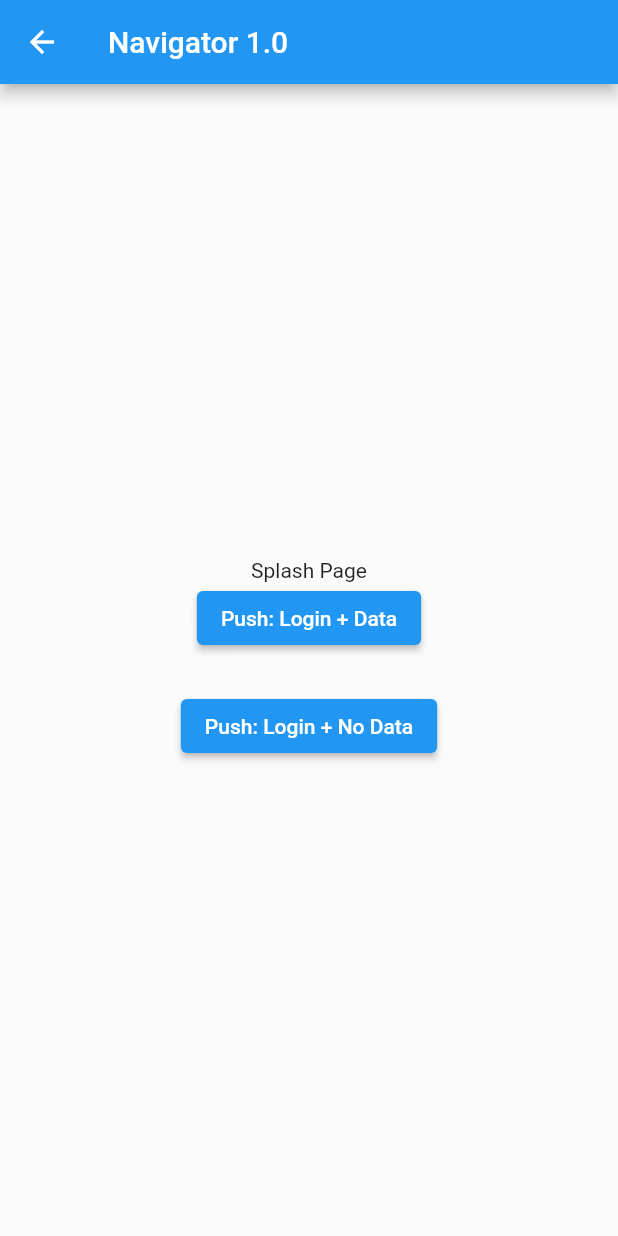
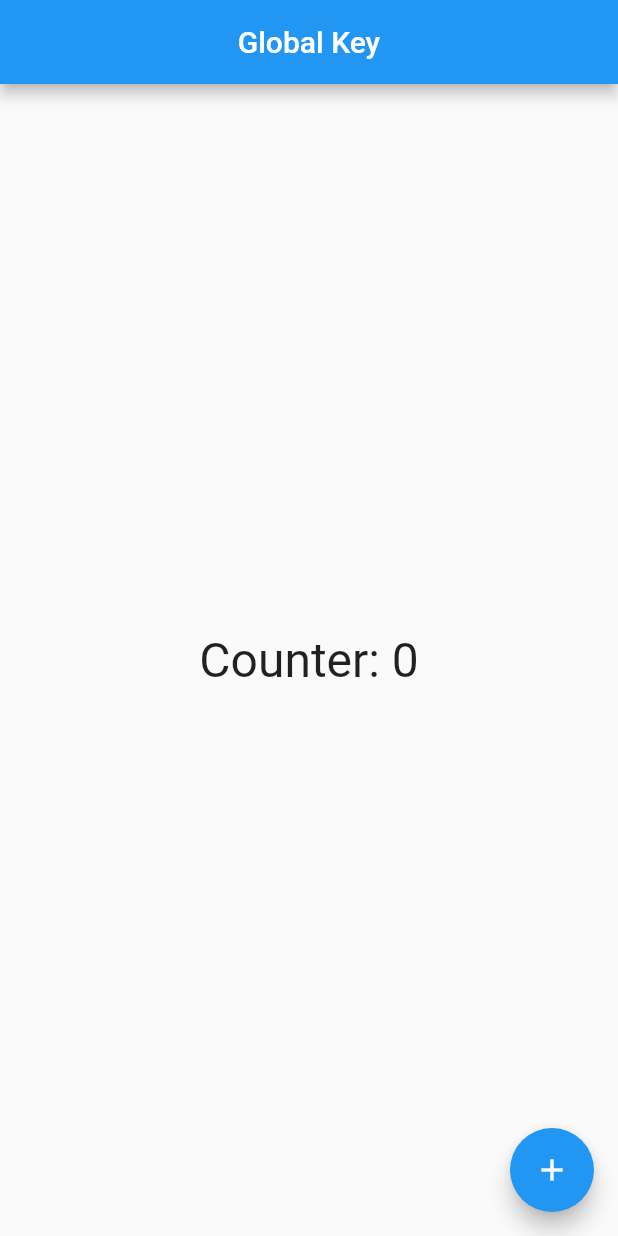
Before and after one commit to MuhammadMehediMNCS/my-advanced-work, a Flutter app: the screen it shows after launch, on a phone screen of 412 x 824 dp. Run offline on Flutter 3.47's test engine with Material 2 defaults, Android fonts, the phone set to English and light mode, and no system bars; our stand-ins replace image_picker, math_expressions, shared_preferences, smooth_page_indicator.

Commit message:
flutter_keys & another folder added

```diff
--- a/lib/copy_selectable_text.dart
+++ b/lib/copy_selectable_text.dart
@@ -40,7 +40,7 @@ class _CopySTextState extends State<CopySText> {
         child: SelectableText(
           '',
           style: const TextStyle(fontSize: 24),
-          toolbarOptions: ToolbarOptions(
+          toolbarOptions: const ToolbarOptions(
             copy: true,
             // cut: true,
             // selectAll: true,
--- a/lib/dot_indicator_design/buildPage_1.dart
+++ b/lib/dot_indicator_design/buildPage_1.dart
@@ -15,16 +15,17 @@ class _PageOneState extends State<PageOne> {
   Widget build(BuildContext context) {
     return Scaffold(
       appBar: AppBar(
-        title: Text('Home Page'),
+        title: const Text('Home Page'),
         actions: [
           IconButton(
             onPressed: () async {
               final prefs = await SharedPreferences.getInstance();
               prefs.setBool('showHome', false);
 
-              Navigator.of(context).pushReplacement(MaterialPageRoute(builder: (context) => OnBScreen(title: 'title')));
+              // ignore: use_build_context_synchronously
+              Navigator.of(context).pushReplacement(MaterialPageRoute(builder: (context) => const OnBScreen(title: 'title')));
             },
-            icon: Icon(Icons.logout)
+            icon: const Icon(Icons.logout)
           )
         ],
       ),
--- a/lib/dot_indicator_design/dot_indicator.dart
+++ b/lib/dot_indicator_design/dot_indicator.dart
@@ -55,7 +55,7 @@ class _packageIndicatorState extends State<packageIndicator> {
               ],
             ),
           ),
-          Container(
+          SizedBox(
             height: 10,
             child: SmoothPageIndicator(
               controller: controller,
--- a/lib/dot_indicator_design/on_bording_dot.dart
+++ b/lib/dot_indicator_design/on_bording_dot.dart
@@ -202,6 +202,7 @@ class _OnBScreenState extends State<OnBScreen> {
             final prefs = await SharedPreferences.getInstance();
             prefs.setBool('showHome', true);
 
+            // ignore: use_build_context_synchronously
             Navigator.pushReplacement(context,
             MaterialPageRoute(builder: (context) => PageOne()));
           },
--- /dev/null
+++ b/lib/expandable_list/basic_tile.dart
@@ -0,0 +1,63 @@
+class BasicTile {
+  final String title;
+  final List<BasicTile> tiles;
+
+  const BasicTile({
+    required this.title,
+    this.tiles = const []
+  });
+}
+
+final basicTile = <BasicTile>[
+  const BasicTile(
+    title: 'Fruits',
+    tiles: [
+      BasicTile(title: 'Apple'),
+      BasicTile(title: 'Banana'),
+      BasicTile(title: 'Orange'),
+      BasicTile(title: 'Watermelon')
+    ]
+  ),
+  const BasicTile(
+    title: 'Continent',
+    tiles: [
+      BasicTile(
+        title: 'Asia',
+        tiles: [
+          BasicTile(title: 'Bangladesh'),
+          BasicTile(title: 'India'),
+          BasicTile(title: 'Pakistan'),
+          BasicTile(title: 'Afghanistan'),
+          BasicTile(title: 'Iran')
+        ]
+      ),
+      BasicTile(
+        title: 'Europe',
+        tiles: [
+          BasicTile(title: 'Germany'),
+          BasicTile(title: 'Italia'),
+          BasicTile(title: 'France'),
+          BasicTile(title: 'Spain')
+        ]
+      ),
+      BasicTile(
+        title: 'Africa',
+        tiles: [
+          BasicTile(title: 'Misor'),
+          BasicTile(title: 'Morocco'),
+          BasicTile(title: 'South Africa'),
+          BasicTile(title: 'Ghana')
+        ]
+      ),
+      BasicTile(
+        title: 'America',
+        tiles: [
+          BasicTile(title: 'Canada'),
+          BasicTile(title: 'Mexico'),
+          BasicTile(title: 'Granada'),
+          BasicTile(title: 'Jamaika')
+        ]
+      )
+    ]
+  )
+];
--- /dev/null
+++ b/lib/flutter_keys/global_key.dart
@@ -0,0 +1,52 @@
+import 'package:flutter/material.dart';
+
+class BasicKey extends StatelessWidget {
+  final keyConter = GlobalKey<_CounterWidgetState>();
+
+  @override
+  Widget build(BuildContext context) {
+    return MaterialApp(
+      debugShowCheckedModeBanner: false,
+      home: Scaffold(
+        appBar: AppBar(
+          title: const Text('Global Key'),
+          centerTitle: true,
+        ),
+        body: Center(
+          child: CounterWidget(key: keyConter)
+        ),
+        floatingActionButton: FloatingActionButton(
+          child: const Icon(Icons.add),
+          onPressed: () {
+            final state = keyConter.currentState!;
+
+            state.increment();
+
+            print(state.counter);
+          }
+        ),
+      )
+    );
+  }
+}
+
+class CounterWidget extends StatefulWidget {
+  const CounterWidget({Key? key}) : super(key: key);
+
+  @override
+  State<CounterWidget> createState() => _CounterWidgetState();
+}
+
+class _CounterWidgetState extends State<CounterWidget> {
+  int counter = 0;
+
+  void increment() => setState(() {
+    counter += 5;
+  });
+
+  @override
+  Widget build(BuildContext context) => Text(
+    'Counter: $counter',
+    style: const TextStyle(fontSize: 32),
+  );
+}
--- a/lib/flutter_nav_and_route/home_page.dart
+++ b/lib/flutter_nav_and_route/home_page.dart
@@ -13,7 +13,7 @@ class HomePage extends StatelessWidget {
   @override
   Widget build(BuildContext context) => Scaffold(
     appBar: AppBar(
-      title: Text(Routes.title),
+      title: const Text(Routes.title),
       actions: [
         IconButton(
           onPressed: () async {
@@ -22,7 +22,7 @@ class HomePage extends StatelessWidget {
 
             Navigator.of(context).pushReplacement(MaterialPageRoute(builder: (context) => OnBScreen(title: 'title')));
           },
-          icon: Icon(Icons.logout)
+          icon: const Icon(Icons.logout)
         )
       ],
     ),
--- a/lib/flutter_nav_and_route/spalsh_page.dart
+++ b/lib/flutter_nav_and_route/spalsh_page.dart
@@ -9,11 +9,13 @@ class SplashPage extends StatelessWidget {
 
   final scaffoldKey = GlobalKey<ScaffoldState>();
 
+  SplashPage({super.key});
+
   @override
   Widget build(BuildContext context) => Scaffold(
     key: scaffoldKey,
     appBar: AppBar(
-      title: Text(Routes.title),
+      title: const Text(Routes.title),
     ),
     body: Center(
       child: Column(
--- a/lib/flutter_navigation_and_route/custom_first_page.dart
+++ b/lib/flutter_navigation_and_route/custom_first_page.dart
@@ -3,8 +3,8 @@ import 'package:some_advanced/flutter_navigation_and_route/second_page.dart';
 import 'custom_button.dart';
 import 'custom_page_route.dart';
 
-class First_Page extends StatelessWidget {
-  const First_Page({Key? key}) : super(key: key);
+class FirstPage extends StatelessWidget {
+  const FirstPage({Key? key}) : super(key: key);
 
   @override
   Widget build(BuildContext context) {
@@ -29,7 +29,7 @@ class First_Page extends StatelessWidget {
       case '/first':
       default:
         return MaterialPageRoute(
-          builder: (context) => const First_Page(),
+          builder: (context) => const FirstPage(),
           settings: settings
         );
     }
--- a/lib/flutter_navigation_and_route/first_page.dart
+++ b/lib/flutter_navigation_and_route/first_page.dart
@@ -2,26 +2,26 @@ import 'package:flutter/material.dart';
 import 'package:some_advanced/flutter_navigation_and_route/second_page.dart';
 import 'package:some_advanced/flutter_navigation_and_route/ten_page.dart';
 
-class Navigation_widget extends StatelessWidget {
-  const Navigation_widget({Key? key}) : super(key: key);
+class NavigationWidget extends StatelessWidget {
+  const NavigationWidget({Key? key}) : super(key: key);
 
   @override
   Widget build(BuildContext context) {
     return const MaterialApp(
       debugShowCheckedModeBanner: false,
-      home: Route_wid(),
+      home: RouteWid(),
     );
   }
 }
 
-class Route_wid extends StatefulWidget {
-  const Route_wid({Key? key}) : super(key: key);
+class RouteWid extends StatefulWidget {
+  const RouteWid({Key? key}) : super(key: key);
 
   @override
-  State<Route_wid> createState() => _Route_widState();
+  State<RouteWid> createState() => _RouteWidState();
 }
 
-class _Route_widState extends State<Route_wid> {
+class _RouteWidState extends State<RouteWid> {
   @override
   Widget build(BuildContext context) => Scaffold(
     appBar: AppBar(
--- a/lib/gallery_or_camera.dart
+++ b/lib/gallery_or_camera.dart
@@ -9,7 +9,7 @@ class GalleryOrCamera extends StatelessWidget {
 
   @override
   Widget build(BuildContext context) {
-    return MaterialApp(
+    return const MaterialApp(
       debugShowCheckedModeBanner: false,
       home: ImagePickDesign(),
     );
--- a/lib/main.dart
+++ b/lib/main.dart
@@ -4,6 +4,7 @@ import 'package:some_advanced/bottom_sheet_2.dart';
 import 'package:some_advanced/check_box.dart';
 import 'package:some_advanced/copy_selectable_text.dart';
 import 'package:some_advanced/dot_indicator_design/dot_indicator.dart';
+import 'package:some_advanced/flutter_keys/global_key.dart';
 import 'package:some_advanced/flutter_nav_and_route/routes.dart';
 import 'package:some_advanced/flutter_navigation_and_route/custom_first_page.dart';
 import 'package:some_advanced/hide%20&%20show.dart';
@@ -15,5 +16,5 @@ import 'package:some_advanced/text_design.dart';
 
 
 void main() {
-  runApp(const Routes());
+  runApp(BasicKey());
 }
--- a/lib/multi_step_forms.dart
+++ b/lib/multi_step_forms.dart
@@ -86,8 +86,8 @@ class _StepWidgetState extends State<StepWidget> {
                 if (currentStape != 0)
                 Expanded(
                   child: ElevatedButton(
-                    child: Text('Back'),
                     onPressed: currentStape == 0 ? null : () => setState(() => currentStape -= 1),
+                    child: const Text('Back')
                   )
                 )
               ],
```
Also changed, not shown: lib/expandable_list/home_page.dart (added, +43 -0 lines), lib/flutter_keys/global_form_key.dart (added, +91 -0 lines).
